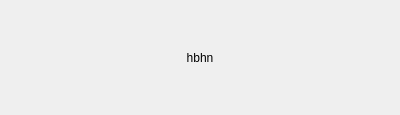
This is Clase 14/Ej20/boton.ui in JuaniBattiston/POO as Qt 5 draws it before an edit. The edited form follows.
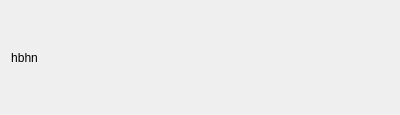
This is the edited form.

```diff
--- a/Clase 14/Ej20/boton.ui
+++ b/Clase 14/Ej20/boton.ui
@@ -24,6 +24,19 @@
      </property>
     </widget>
    </item>
+   <item row="0" column="1">
+    <spacer name="horizontalSpacer">
+     <property name="orientation">
+      <enum>Qt::Horizontal</enum>
+     </property>
+     <property name="sizeHint" stdset="0">
+      <size>
+       <width>40</width>
+       <height>20</height>
+      </size>
+     </property>
+    </spacer>
+   </item>
   </layout>
  </widget>
  <resources/>
```
